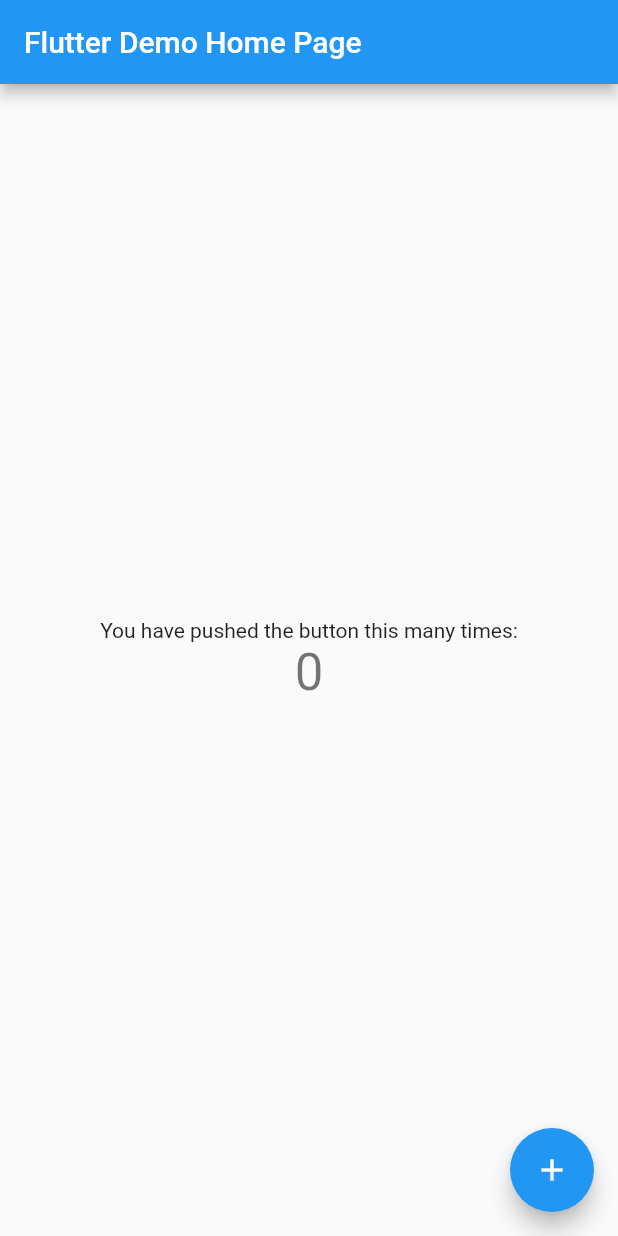
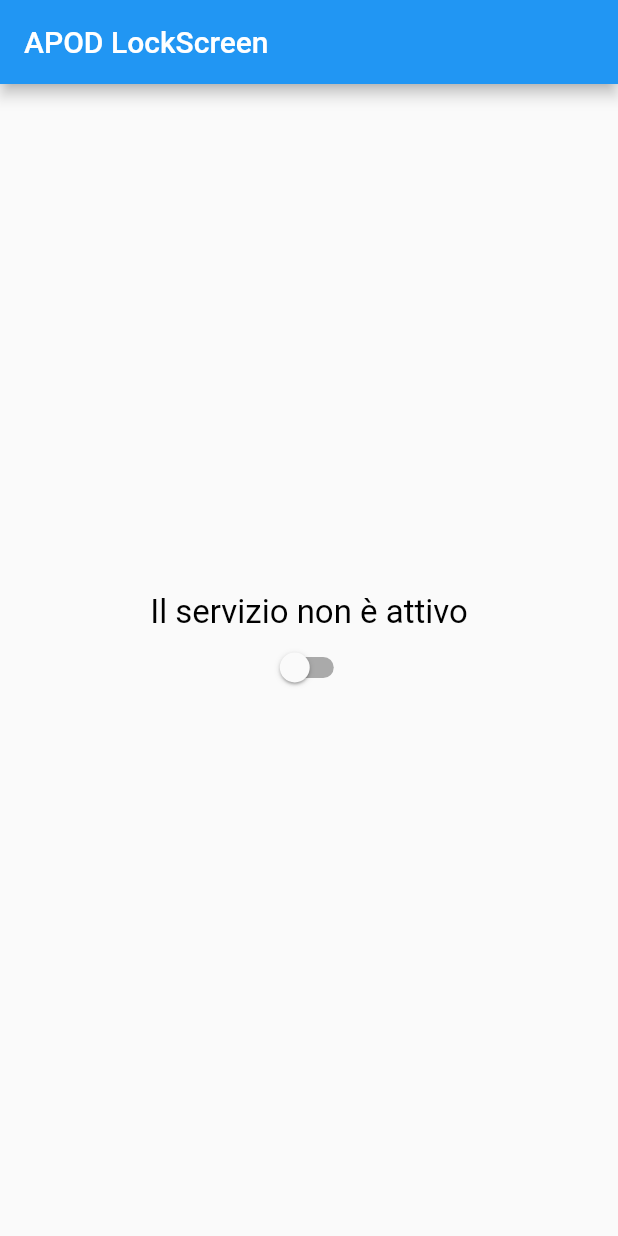
Before and after one commit to lorenzo-medici/apod_lockscreen, a Flutter app: the screen it shows after launch, on a phone screen of 412 x 824 dp. Run offline on Flutter 3.47's test engine with Material 2 defaults, Android fonts, the phone set to English and light mode, and no system bars; our stand-ins replace shared_preferences.

Commit message:
- Basic Layout - Service state is saved between sessions

```diff
--- a/lib/main.dart
+++ b/lib/main.dart
@@ -1,4 +1,7 @@
+// ignore_for_file: prefer_const_constructors, prefer_const_literals_to_create_immutables
+
 import 'package:flutter/material.dart';
+import 'package:shared_preferences/shared_preferences.dart';
 
 void main() {
   runApp(const MyApp());
@@ -11,7 +14,7 @@
   @override
   Widget build(BuildContext context) {
     return MaterialApp(
-      title: 'Flutter Demo',
+      title: 'APOD LockScreen',
       theme: ThemeData(
         // This is the theme of your application.
         //
@@ -24,7 +27,7 @@
         // is not restarted.
         primarySwatch: Colors.blue,
       ),
-      home: const MyHomePage(title: 'Flutter Demo Home Page'),
+      home: const MyHomePage(title: 'APOD LockScreen'),
     );
   }
 }
@@ -48,17 +51,37 @@
 }
 
 class _MyHomePageState extends State<MyHomePage> {
-  int _counter = 0;
+  bool isSwitched = false;
+  String middleString = "non ";
 
-  void _incrementCounter() {
+  @override
+  void initState() {
+    super.initState();
+    _loadSwitch();
+  }
+
+  Future<void> _loadSwitch() async {
+    final prefs = await SharedPreferences.getInstance();
     setState(() {
-      // This call to setState tells the Flutter framework that something has
-      // changed in this State, which causes it to rerun the build method below
-      // so that the display can reflect the updated values. If we changed
-      // _counter without calling setState(), then the build method would not be
-      // called again, and so nothing would appear to happen.
-      _counter++;
+      isSwitched = prefs.getBool("switch")!;
+
+      // updates string
+      _toggleSwitch(isSwitched);
     });
+  }
+
+  Future<void> _toggleSwitch(value) async {
+    // TODO: attivare o disattivare il servizio
+
+    isSwitched = value;
+    if (isSwitched) {
+      middleString = "";
+    } else {
+      middleString = "non ";
+    }
+
+    final prefs = await SharedPreferences.getInstance();
+    prefs.setBool("switch", isSwitched);
   }
 
   @override
@@ -76,40 +99,42 @@
         title: Text(widget.title),
       ),
       body: Center(
-        // Center is a layout widget. It takes a single child and positions it
-        // in the middle of the parent.
-        child: Column(
-          // Column is also a layout widget. It takes a list of children and
-          // arranges them vertically. By default, it sizes itself to fit its
-          // children horizontally, and tries to be as tall as its parent.
-          //
-          // Invoke "debug painting" (press "p" in the console, choose the
-          // "Toggle Debug Paint" action from the Flutter Inspector in Android
-          // Studio, or the "Toggle Debug Paint" command in Visual Studio Code)
-          // to see the wireframe for each widget.
-          //
-          // Column has various properties to control how it sizes itself and
-          // how it positions its children. Here we use mainAxisAlignment to
-          // center the children vertically; the main axis here is the vertical
-          // axis because Columns are vertical (the cross axis would be
-          // horizontal).
-          mainAxisAlignment: MainAxisAlignment.center,
-          children: <Widget>[
-            const Text(
-              'You have pushed the button this many times:',
-            ),
-            Text(
-              '$_counter',
-              style: Theme.of(context).textTheme.headline4,
-            ),
-          ],
+        child: SizedBox(
+          width: double.infinity,
+          height: 90,
+          child: Column(
+            children: [
+              RichText(
+                text: TextSpan(
+                  style: TextStyle(
+                    color: Colors.black,
+                    fontSize: 22,
+                  ),
+                  children: [
+                    TextSpan(
+                      text: "Il servizio ",
+                    ),
+                    TextSpan(
+                      text: middleString,
+                    ),
+                    TextSpan(
+                      text: "è attivo",
+                    ),
+                  ],
+                ),
+              ),
+              Switch(
+                value: isSwitched,
+                onChanged: (value) {
+                  setState(() {
+                    _toggleSwitch(value);
+                  });
+                },
+              )
+            ],
+          ),
         ),
       ),
-      floatingActionButton: FloatingActionButton(
-        onPressed: _incrementCounter,
-        tooltip: 'Increment',
-        child: const Icon(Icons.add),
-      ), // This trailing comma makes auto-formatting nicer for build methods.
     );
   }
 }
--- a/pubspec.yaml
+++ b/pubspec.yaml
@@ -30,6 +30,7 @@
   flutter:
     sdk: flutter
 
+  shared_preferences: 2.0.13
 
   # The following adds the Cupertino Icons font to your application.
   # Use with the CupertinoIcons class for iOS style icons.
```
Also changed, not shown: pubspec.lock, 1 other file.
